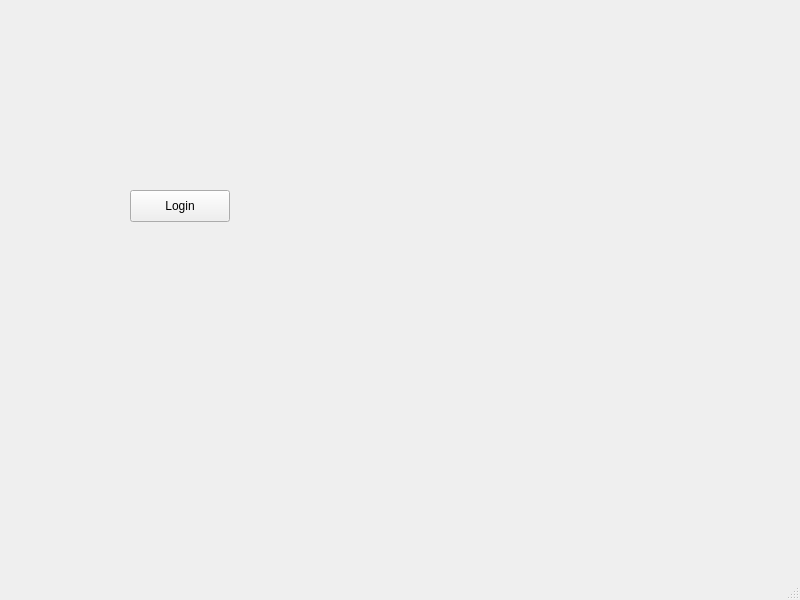
This is extra/GUI/mainwindow.ui in juliwess/trading-market as Qt 5 draws it before an edit. The edited form follows.
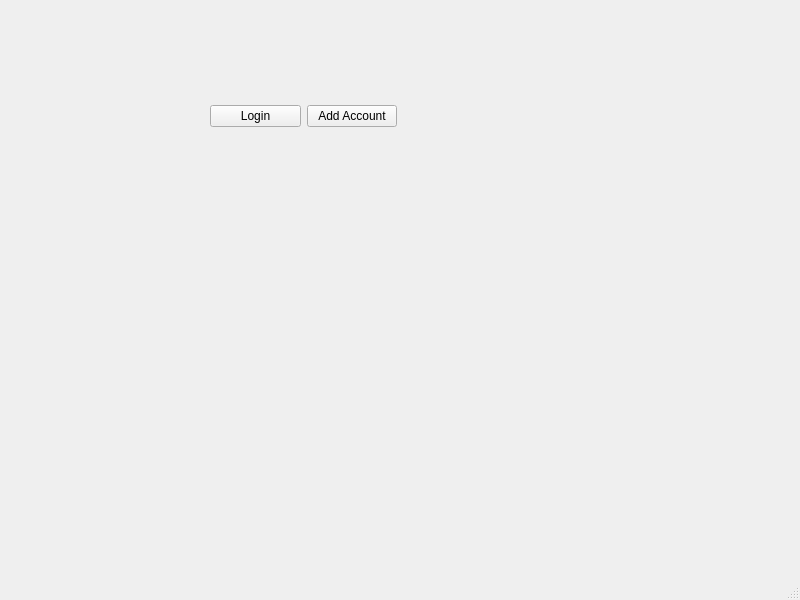
This is the edited form.

Commit message: extended the GUI to a main window and a login window

Diff of the .ui file:
```diff
--- a/extra/GUI/mainwindow.ui
+++ b/extra/GUI/mainwindow.ui
@@ -14,18 +14,47 @@
    <string>MainWindow</string>
   </property>
   <widget class="QWidget" name="centralwidget">
-   <widget class="QPushButton" name="pushButton">
+   <widget class="QStackedWidget" name="stackedWidget">
     <property name="geometry">
      <rect>
-      <x>130</x>
-      <y>190</y>
-      <width>100</width>
-      <height>32</height>
+      <x>190</x>
+      <y>70</y>
+      <width>261</width>
+      <height>201</height>
      </rect>
     </property>
-    <property name="text">
-     <string>Login</string>
+    <property name="currentIndex">
+     <number>1</number>
     </property>
+    <widget class="QWidget" name="page"/>
+    <widget class="QWidget" name="page_2">
+     <widget class="QWidget" name="">
+      <property name="geometry">
+       <rect>
+        <x>20</x>
+        <y>30</y>
+        <width>187</width>
+        <height>32</height>
+       </rect>
+      </property>
+      <layout class="QHBoxLayout" name="horizontalLayout">
+       <item>
+        <widget class="QPushButton" name="enterLoginButton">
+         <property name="text">
+          <string>Login</string>
+         </property>
+        </widget>
+       </item>
+       <item>
+        <widget class="QPushButton" name="addAccountButton">
+         <property name="text">
+          <string>Add Account</string>
+         </property>
+        </widget>
+       </item>
+      </layout>
+     </widget>
+    </widget>
    </widget>
   </widget>
   <widget class="QMenuBar" name="menubar">
```
The commit also changes 3 other files.
